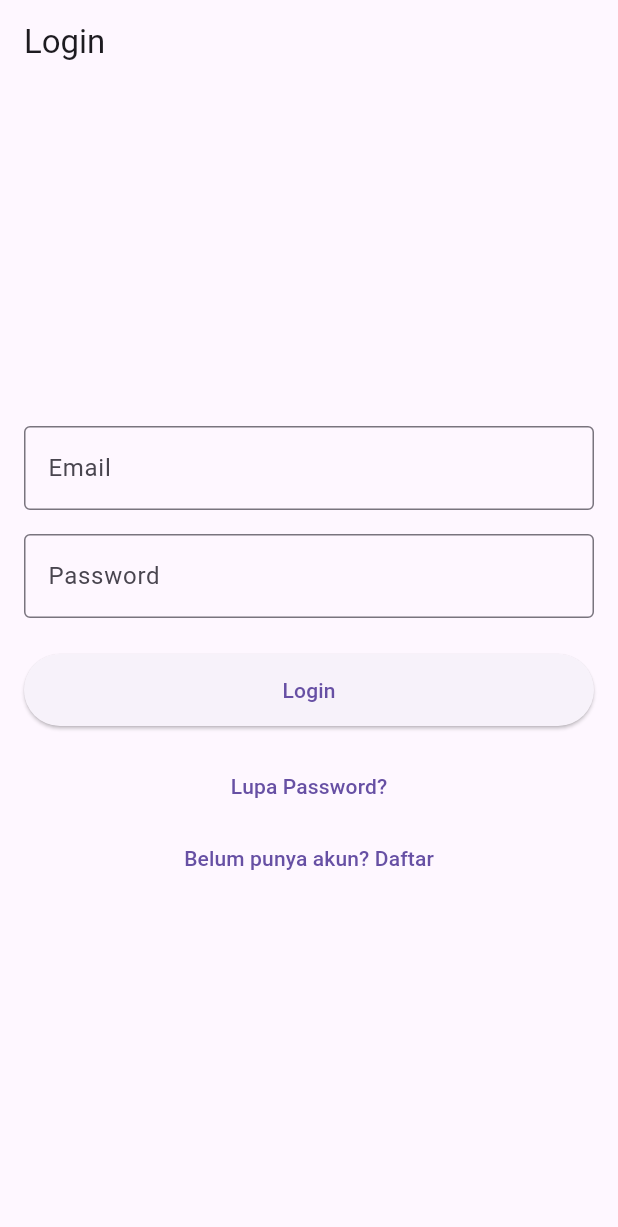
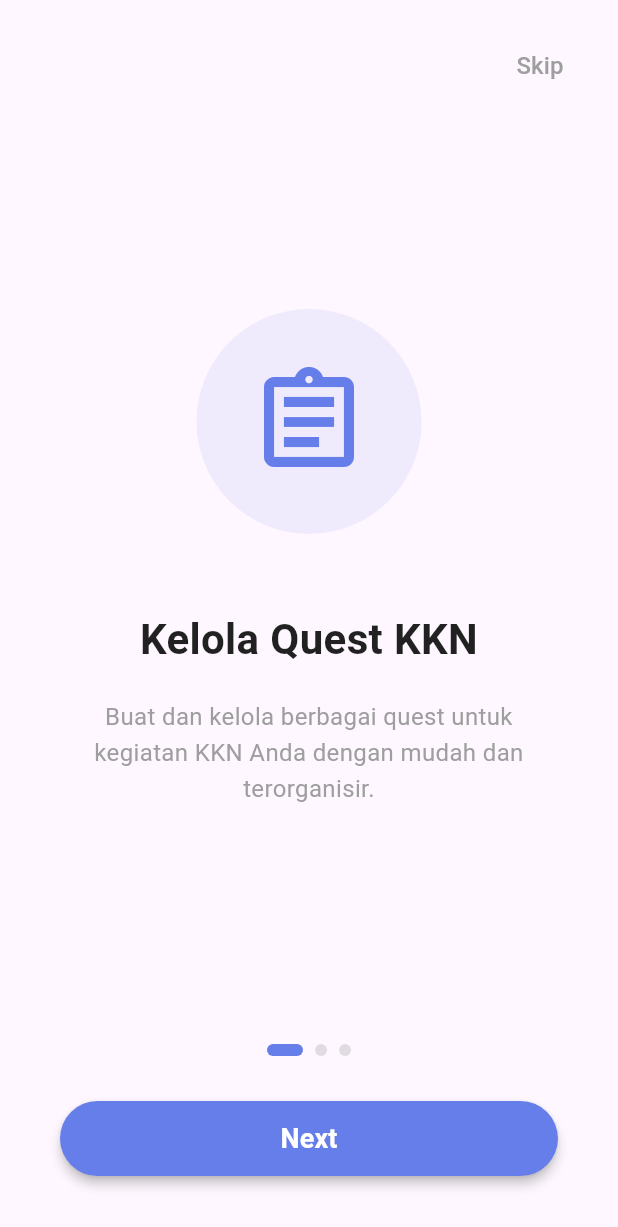
Before and after one commit to anndeviant/project_praktpm, a Flutter app: the screen it shows after launch, on a phone screen of 412 x 824 dp. Shown: the top 1227 px of the screen. Run offline on Flutter 3.47's test engine with Material 3 defaults, Android fonts, the phone set to English and light mode, and no system bars; our stand-ins replace animate_do, cloud_firestore, firebase_auth, firebase_core, hive, hive_flutter and 2 more; accounts and stored records are empty; generated files the repository leaves out were written again.

Commit message:
landing screen

```diff
--- a/lib/main.dart
+++ b/lib/main.dart
@@ -2,7 +2,7 @@ import 'package:flutter/material.dart';
 import 'package:firebase_core/firebase_core.dart';
 import 'package:hive_flutter/hive_flutter.dart';
 import 'firebase_options.dart';
-import 'views/auth_wrapper.dart';
+import 'views/splash_screen.dart';
 import 'models/favorite_model.dart';
 import 'utils/hive_box.dart';
 
@@ -29,6 +29,6 @@ class MainApp extends StatelessWidget {
 
   @override
   Widget build(BuildContext context) {
-    return MaterialApp(title: 'Manajemen KKN', home: const AuthWrapper());
+    return MaterialApp(title: 'Manajemen KKN', home: const SplashScreen());
   }
 }
--- /dev/null
+++ b/lib/views/onboarding_screen.dart
@@ -0,0 +1,228 @@
+import 'package:flutter/material.dart';
+import 'package:shared_preferences/shared_preferences.dart';
+import 'package:animate_do/animate_do.dart';
+import 'auth_wrapper.dart';
+
+class OnboardingScreen extends StatefulWidget {
+  const OnboardingScreen({super.key});
+
+  @override
+  State<OnboardingScreen> createState() => _OnboardingScreenState();
+}
+
+class _OnboardingScreenState extends State<OnboardingScreen> {
+  final PageController _pageController = PageController();
+  int _currentPage = 0;
+
+  final List<OnboardingPage> _pages = [
+    OnboardingPage(
+      icon: Icons.assignment_outlined,
+      title: 'Kelola Quest KKN',
+      description: 'Buat dan kelola berbagai quest untuk kegiatan KKN Anda dengan mudah dan terorganisir.',
+      color: const Color(0xFF667eea),
+    ),
+    OnboardingPage(
+      icon: Icons.favorite_outline,
+      title: 'Simpan Favorit',
+      description: 'Tandai quest favorit Anda untuk akses cepat dan mudah kapan saja.',
+      color: const Color(0xFF764ba2),
+    ),
+    OnboardingPage(
+      icon: Icons.analytics_outlined,
+      title: 'Pantau Progress',
+      description: 'Lacak kemajuan kegiatan KKN dan catat pencapaian Anda secara real-time.',
+      color: const Color(0xFFf093fb),
+    ),
+  ];
+
+  void _onPageChanged(int page) {
+    setState(() {
+      _currentPage = page;
+    });
+  }
+
+  void _nextPage() {
+    if (_currentPage < _pages.length - 1) {
+      _pageController.nextPage(
+        duration: const Duration(milliseconds: 300),
+        curve: Curves.easeInOut,
+      );
+    } else {
+      _finishOnboarding();
+    }
+  }
+
+  void _skipOnboarding() {
+    _finishOnboarding();
+  }
+
+  void _finishOnboarding() async {
+    SharedPreferences prefs = await SharedPreferences.getInstance();
+    await prefs.setBool('first_time', false);
+
+    if (mounted) {
+      Navigator.pushReplacement(
+        context,
+        MaterialPageRoute(builder: (context) => const AuthWrapper()),
+      );
+    }
+  }
+
+  @override
+  Widget build(BuildContext context) {
+    return Scaffold(
+      body: SafeArea(
+        child: Column(
+          children: [
+            // Skip button
+            Padding(
+              padding: const EdgeInsets.all(20.0),
+              child: Row(
+                mainAxisAlignment: MainAxisAlignment.end,
+                children: [
+                  TextButton(
+                    onPressed: _skipOnboarding,
+                    child: const Text(
+                      'Skip',
+                      style: TextStyle(
+                        color: Colors.grey,
+                        fontSize: 16,
+                      ),
+                    ),
+                  ),
+                ],
+              ),
+            ),
+            // PageView
+            Expanded(
+              child: PageView.builder(
+                controller: _pageController,
+                onPageChanged: _onPageChanged,
+                itemCount: _pages.length,
+                itemBuilder: (context, index) {
+                  return Padding(
+                    padding: const EdgeInsets.all(40.0),                    child: Column(
+                      mainAxisAlignment: MainAxisAlignment.center,
+                      children: [
+                        FadeInDown(
+                          duration: const Duration(milliseconds: 800),
+                          child: Container(
+                            width: 150,
+                            height: 150,
+                            decoration: BoxDecoration(
+                              color: _pages[index].color.withOpacity(0.1),
+                              borderRadius: BorderRadius.circular(75),
+                            ),
+                            child: Icon(
+                              _pages[index].icon,
+                              size: 80,
+                              color: _pages[index].color,
+                            ),
+                          ),
+                        ),
+                        const SizedBox(height: 50),
+                        FadeInUp(
+                          duration: const Duration(milliseconds: 600),
+                          delay: const Duration(milliseconds: 200),
+                          child: Text(
+                            _pages[index].title,
+                            style: const TextStyle(
+                              fontSize: 28,
+                              fontWeight: FontWeight.bold,
+                              color: Colors.black87,
+                            ),
+                            textAlign: TextAlign.center,
+                          ),
+                        ),
+                        const SizedBox(height: 20),
+                        FadeInUp(
+                          duration: const Duration(milliseconds: 600),
+                          delay: const Duration(milliseconds: 400),
+                          child: Text(
+                            _pages[index].description,
+                            style: const TextStyle(
+                              fontSize: 16,
+                              color: Colors.grey,
+                              height: 1.5,
+                            ),
+                            textAlign: TextAlign.center,
+                          ),
+                        ),
+                      ],
+                    ),
+                  );
+                },
+              ),
+            ),
+            // Page indicators and next button
+            Padding(
+              padding: const EdgeInsets.all(40.0),
+              child: Column(
+                children: [
+                  // Page indicators
+                  Row(
+                    mainAxisAlignment: MainAxisAlignment.center,
+                    children: List.generate(
+                      _pages.length,
+                      (index) => Container(
+                        margin: const EdgeInsets.symmetric(horizontal: 4),
+                        width: _currentPage == index ? 24 : 8,
+                        height: 8,
+                        decoration: BoxDecoration(
+                          color: _currentPage == index
+                              ? _pages[_currentPage].color
+                              : Colors.grey.withOpacity(0.3),
+                          borderRadius: BorderRadius.circular(4),
+                        ),
+                      ),
+                    ),
+                  ),
+                  const SizedBox(height: 30),
+                  // Next/Get Started button
+                  SizedBox(
+                    width: double.infinity,
+                    height: 50,
+                    child: ElevatedButton(
+                      onPressed: _nextPage,
+                      style: ElevatedButton.styleFrom(
+                        backgroundColor: _pages[_currentPage].color,
+                        foregroundColor: Colors.white,
+                        shape: RoundedRectangleBorder(
+                          borderRadius: BorderRadius.circular(25),
+                        ),
+                        elevation: 3,
+                      ),
+                      child: Text(
+                        _currentPage == _pages.length - 1
+                            ? 'Get Started'
+                            : 'Next',
+                        style: const TextStyle(
+                          fontSize: 18,
+                          fontWeight: FontWeight.w600,
+                        ),
+                      ),
+                    ),
+                  ),
+                ],
+              ),
+            ),
+          ],
+        ),
+      ),
+    );
+  }
+}
+
+class OnboardingPage {
+  final IconData icon;
+  final String title;
+  final String description;
+  final Color color;
+
+  OnboardingPage({
+    required this.icon,
+    required this.title,
+    required this.description,
+    required this.color,
+  });
+}
--- a/pubspec.yaml
+++ b/pubspec.yaml
@@ -20,6 +20,8 @@ dependencies:
   intl: ^0.20.2
   logger: ^2.5.0
   shared_preferences: ^2.5.3
+  lottie: ^3.1.2
+  animate_do: ^3.3.4
 
 dev_dependencies:
   flutter_test:
@@ -28,3 +30,6 @@ dev_dependencies:
 
 flutter:
   uses-material-design: true
+
+  assets:
+    - assets/images/
```
Also changed, not shown: lib/views/quest_home_view.dart (+18 -7 lines), lib/views/splash_screen.dart (added, +117 -0 lines), pubspec.lock, 1 other file.
